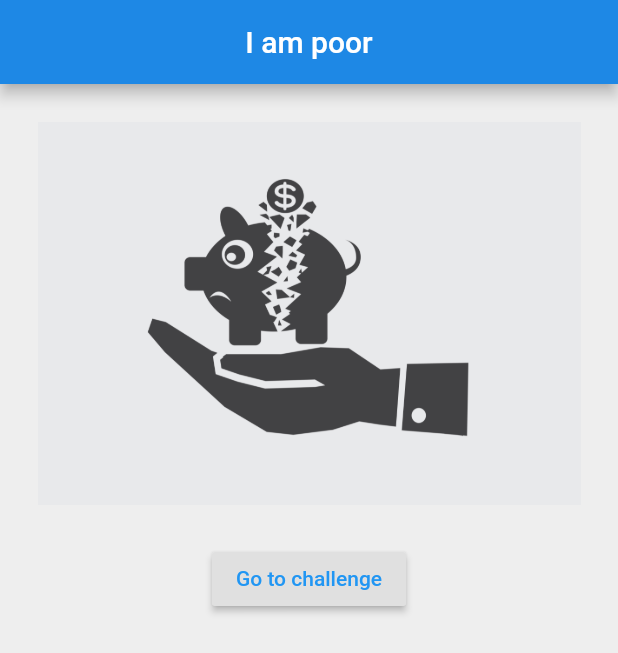
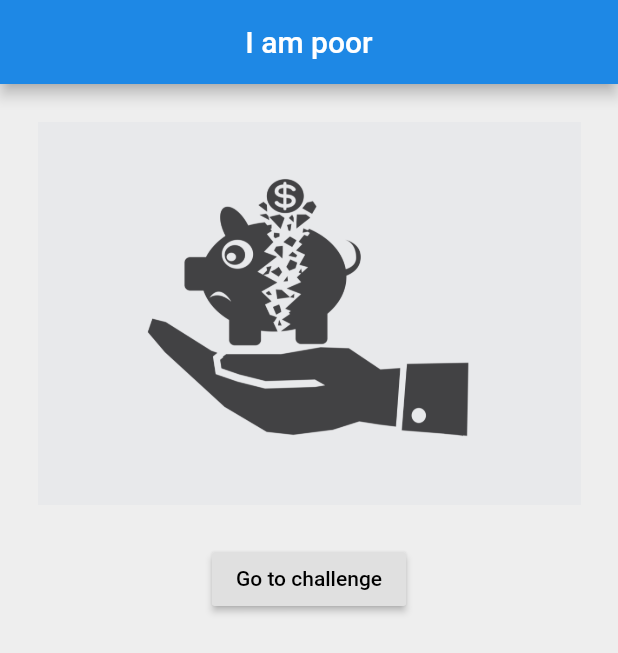
Before and after one commit to Petrovvich/flutter-practice, a Flutter app: the screen it shows after launch, on a phone screen of 412 x 824 dp. Shown: the top 653 px of the screen. Run offline on Flutter 3.47's test engine with Material 2 defaults, Android fonts, the phone set to English and light mode, and no system bars.

Commit message:
finished first challenge

```diff
--- a/i_am_poor/lib/main.dart
+++ b/i_am_poor/lib/main.dart
@@ -34,7 +34,7 @@ class _IAmPoorAppState extends State<IAmPoorApp> {
             onPressed: () => Navigator.pushNamed(context, '/challenge'),
             child: Text(
               'Go to challenge',
-              style: TextStyle(color: Colors.blue),
+              style: TextStyle(color: Colors.black),
             ),
           )
         ],
```
